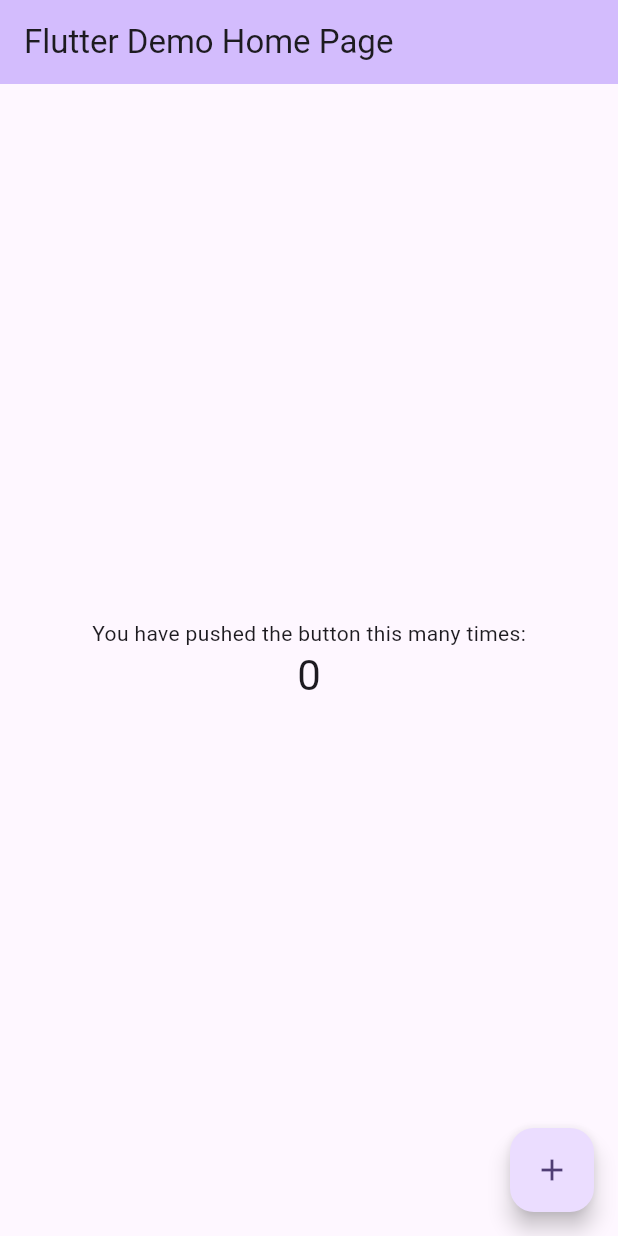
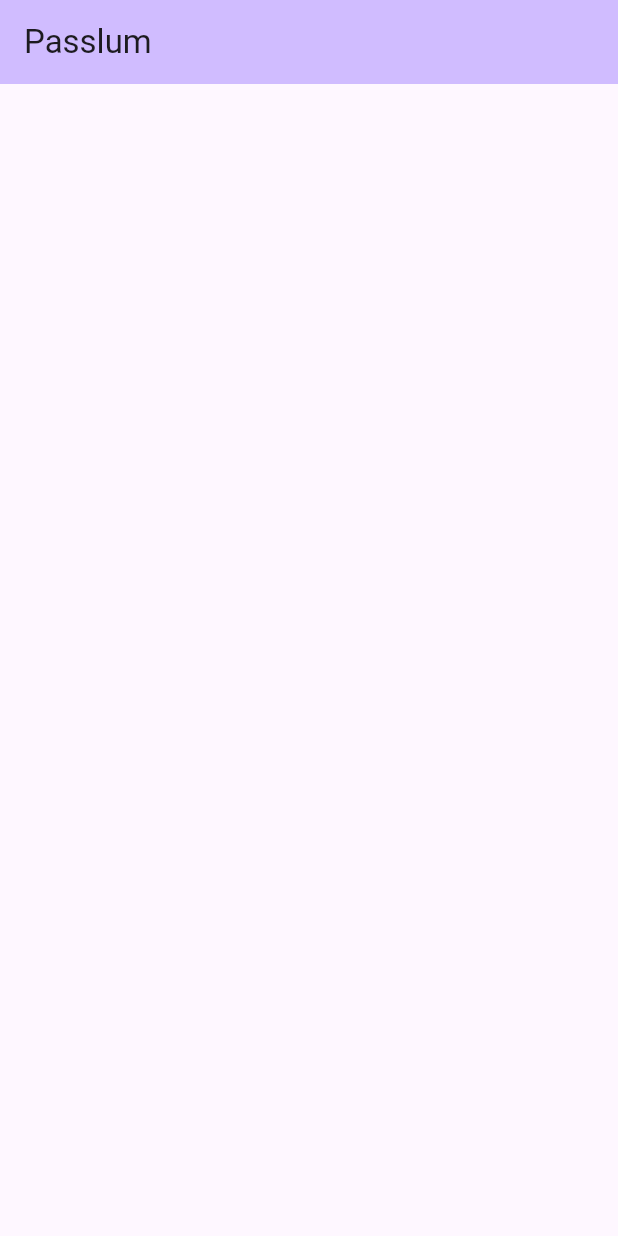
Before and after one commit to tortamque/Passlum, a Flutter app: the screen it shows after launch, on a phone screen of 412 x 824 dp. Run offline on Flutter 3.47's test engine with Material 2 defaults, Android fonts, the phone set to English and light mode, and no system bars.

Commit message:
Remove start program

```diff
--- a/lib/main.dart
+++ b/lib/main.dart
@@ -1,125 +1,43 @@
 import 'package:flutter/material.dart';
 
 void main() {
-  runApp(const MyApp());
+  runApp(const PasslumApp());
 }
 
-class MyApp extends StatelessWidget {
-  const MyApp({super.key});
+class PasslumApp extends StatelessWidget {
+  const PasslumApp({super.key});
 
-  // This widget is the root of your application.
   @override
   Widget build(BuildContext context) {
     return MaterialApp(
-      title: 'Flutter Demo',
+      title: 'Passlum',
       theme: ThemeData(
-        // This is the theme of your application.
-        //
-        // TRY THIS: Try running your application with "flutter run". You'll see
-        // the application has a blue toolbar. Then, without quitting the app,
-        // try changing the seedColor in the colorScheme below to Colors.green
-        // and then invoke "hot reload" (save your changes or press the "hot
-        // reload" button in a Flutter-supported IDE, or press "r" if you used
-        // the command line to start the app).
-        //
-        // Notice that the counter didn't reset back to zero; the application
-        // state is not lost during the reload. To reset the state, use hot
-        // restart instead.
-        //
-        // This works for code too, not just values: Most code changes can be
-        // tested with just a hot reload.
-        colorScheme: ColorScheme.fromSeed(seedColor: Colors.deepPurple),
         useMaterial3: true,
       ),
-      home: const MyHomePage(title: 'Flutter Demo Home Page'),
+      home: const HomePage(title: 'Passlum'),
     );
   }
 }
 
-class MyHomePage extends StatefulWidget {
-  const MyHomePage({super.key, required this.title});
-
-  // This widget is the home page of your application. It is stateful, meaning
-  // that it has a State object (defined below) that contains fields that affect
-  // how it looks.
-
-  // This class is the configuration for the state. It holds the values (in this
-  // case the title) provided by the parent (in this case the App widget) and
-  // used by the build method of the State. Fields in a Widget subclass are
-  // always marked "final".
-
+class HomePage extends StatefulWidget {
+  const HomePage({super.key, required this.title});
   final String title;
 
   @override
-  State<MyHomePage> createState() => _MyHomePageState();
+  State<HomePage> createState() => _HomePageState();
 }
 
-class _MyHomePageState extends State<MyHomePage> {
-  int _counter = 0;
-
-  void _incrementCounter() {
-    setState(() {
-      // This call to setState tells the Flutter framework that something has
-      // changed in this State, which causes it to rerun the build method below
-      // so that the display can reflect the updated values. If we changed
-      // _counter without calling setState(), then the build method would not be
-      // called again, and so nothing would appear to happen.
-      _counter++;
-    });
-  }
-
+class _HomePageState extends State<HomePage> {
   @override
   Widget build(BuildContext context) {
-    // This method is rerun every time setState is called, for instance as done
-    // by the _incrementCounter method above.
-    //
-    // The Flutter framework has been optimized to make rerunning build methods
-    // fast, so that you can just rebuild anything that needs updating rather
-    // than having to individually change instances of widgets.
     return Scaffold(
       appBar: AppBar(
-        // TRY THIS: Try changing the color here to a specific color (to
-        // Colors.amber, perhaps?) and trigger a hot reload to see the AppBar
-        // change color while the other colors stay the same.
         backgroundColor: Theme.of(context).colorScheme.inversePrimary,
-        // Here we take the value from the MyHomePage object that was created by
-        // the App.build method, and use it to set our appbar title.
         title: Text(widget.title),
       ),
-      body: Center(
-        // Center is a layout widget. It takes a single child and positions it
-        // in the middle of the parent.
-        child: Column(
-          // Column is also a layout widget. It takes a list of children and
-          // arranges them vertically. By default, it sizes itself to fit its
-          // children horizontally, and tries to be as tall as its parent.
-          //
-          // Column has various properties to control how it sizes itself and
-          // how it positions its children. Here we use mainAxisAlignment to
-          // center the children vertically; the main axis here is the vertical
-          // axis because Columns are vertical (the cross axis would be
-          // horizontal).
-          //
-          // TRY THIS: Invoke "debug painting" (choose the "Toggle Debug Paint"
-          // action in the IDE, or press "p" in the console), to see the
-          // wireframe for each widget.
-          mainAxisAlignment: MainAxisAlignment.center,
-          children: <Widget>[
-            const Text(
-              'You have pushed the button this many times:',
-            ),
-            Text(
-              '$_counter',
-              style: Theme.of(context).textTheme.headlineMedium,
-            ),
-          ],
-        ),
-      ),
-      floatingActionButton: FloatingActionButton(
-        onPressed: _incrementCounter,
-        tooltip: 'Increment',
-        child: const Icon(Icons.add),
-      ), // This trailing comma makes auto-formatting nicer for build methods.
-    );
+      body: SizedBox.expand(
+
+      )
+      );
   }
 }
```
Also changed, not shown: 1 other file.
